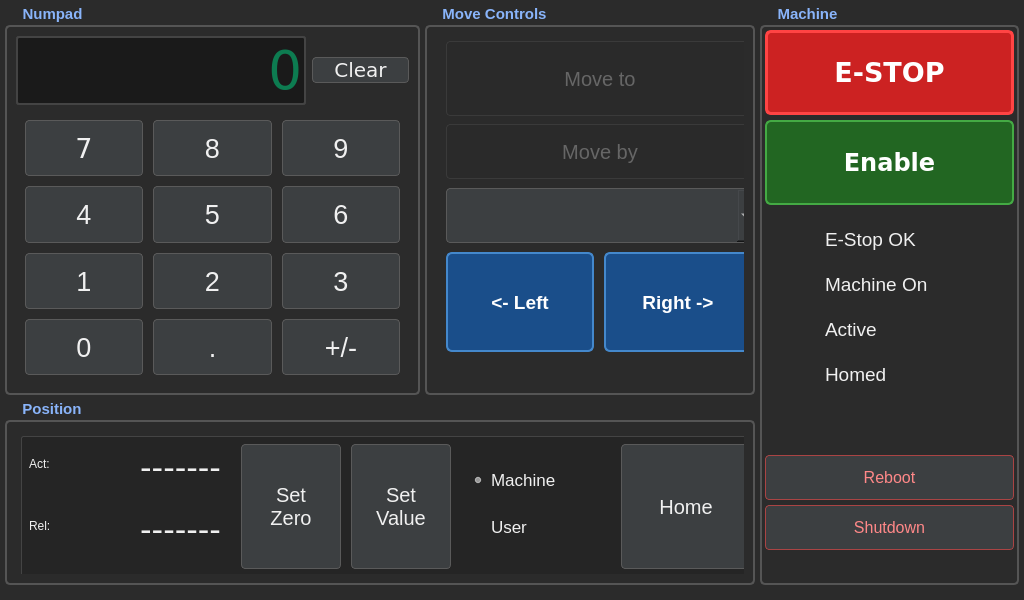
Qt form linuxcnc/table_saw/table_saw.ui (andyalexander/electronic_table_saw) before a commit.
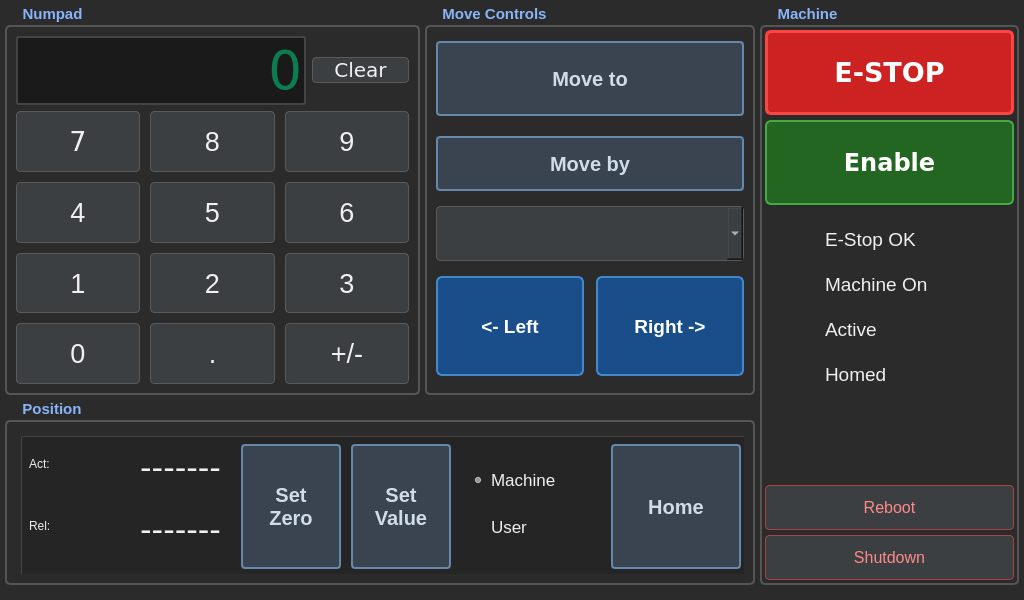
The same form after that commit. Custom widgets are drawn as their Qt base class.

Commit message: ui: dark theme layout and button styling fixes

```diff
--- a/linuxcnc/table_saw/table_saw.ui
+++ b/linuxcnc/table_saw/table_saw.ui
@@ -38,6 +38,8 @@
 QPushButton { background-color: #3c3f41; color: #f0f0f0; border: 1px solid #5a5a5a; border-radius: 4px; }
 QPushButton:pressed { background-color: #4c5052; }
 QPushButton:disabled { background-color: #2a2a2a; color: #666666; border-color: #3a3a3a; }
+QPushButton#but_set_zero, QPushButton#but_set_current, QPushButton#but_home, QPushButton#but_fence_move_to, QPushButton#but_fence_move_by { background-color: #3a4450; color: #d0dde8; border: 2px solid #6688aa; border-radius: 4px; font-weight: bold; }
+QPushButton#but_set_zero:pressed, QPushButton#but_set_current:pressed, QPushButton#but_home:pressed, QPushButton#but_fence_move_to:pressed, QPushButton#but_fence_move_by:pressed { background-color: #4a5868; }
 QPushButton#but_estop { background-color: #cc2222; color: white; font-size: 20pt; font-weight: bold; border: 3px solid #ff4444; border-radius: 6px; }
 QPushButton#but_estop:pressed { background-color: #991111; }
 QPushButton#but_enable { background-color: #226622; color: white; font-size: 18pt; font-weight: bold; border: 2px solid #44aa44; border-radius: 6px; }
@@ -152,7 +154,6 @@
          </layout>
         </item>
         <item>
-         <widget class="QWidget" name="gridLayoutWidget">
           <layout class="QGridLayout" name="gridLayout">
            <property name="sizeConstraint">
             <enum>QLayout::SetDefaultConstraint</enum>
@@ -453,7 +454,6 @@
             </widget>
            </item>
           </layout>
-         </widget>
         </item>
        </layout>
       </widget>
@@ -489,7 +489,7 @@
           <widget class="PushButton" name="but_fence_move_to">
            <property name="geometry">
             <rect>
-             <x>10</x>
+             <x>0</x>
              <y>5</y>
              <width>308</width>
              <height>75</height>
@@ -507,8 +507,8 @@
           <widget class="PushButton" name="but_fence_move_by">
            <property name="geometry">
             <rect>
-             <x>10</x>
-             <y>88</y>
+             <x>0</x>
+             <y>100</y>
              <width>308</width>
              <height>55</height>
             </rect>
@@ -525,8 +525,8 @@
           <widget class="JogIncrements" name="jogincrements">
            <property name="geometry">
             <rect>
-             <x>10</x>
-             <y>152</y>
+             <x>0</x>
+             <y>170</y>
              <width>308</width>
              <height>55</height>
             </rect>
@@ -539,7 +539,7 @@
            </property>
            <property name="font">
             <font>
-             <pointsize>20</pointsize>
+             <pointsize>16</pointsize>
             </font>
            </property>
            <property name="currentText">
@@ -552,15 +552,17 @@
           <widget class="ActionButton" name="but_jog_left">
            <property name="geometry">
             <rect>
-             <x>10</x>
-             <y>216</y>
+             <x>0</x>
+             <y>240</y>
              <width>148</width>
              <height>100</height>
             </rect>
            </property>
            <property name="font">
             <font>
-             <pointsize>20</pointsize>
+             <pointsize>14</pointsize>
+             <weight>75</weight>
+             <bold>true</bold>
             </font>
            </property>
            <property name="text">
@@ -740,15 +742,17 @@
           <widget class="ActionButton" name="but_jog_right">
            <property name="geometry">
             <rect>
-             <x>168</x>
-             <y>216</y>
+             <x>160</x>
+             <y>240</y>
              <width>148</width>
              <height>100</height>
             </rect>
            </property>
            <property name="font">
             <font>
-             <pointsize>20</pointsize>
+             <pointsize>14</pointsize>
+             <weight>75</weight>
+             <bold>true</bold>
             </font>
            </property>
            <property name="text">
@@ -1111,7 +1115,7 @@
             </property>
             <property name="font">
              <font>
-              <pointsize>16</pointsize>
+              <pointsize>13</pointsize>
              </font>
             </property>
             <property name="text">
@@ -1135,7 +1139,7 @@
             </property>
             <property name="font">
              <font>
-              <pointsize>16</pointsize>
+              <pointsize>13</pointsize>
              </font>
             </property>
             <property name="text">
@@ -1148,7 +1152,7 @@
            <widget class="QPushButton" name="but_home">
             <property name="geometry">
              <rect>
-              <x>600</x>
+              <x>590</x>
               <y>8</y>
               <width>130</width>
               <height>125</height>
@@ -1759,7 +1763,7 @@
         <property name="geometry">
          <rect>
           <x>5</x>
-          <y>450</y>
+          <y>480</y>
           <width>249</width>
           <height>45</height>
          </rect>
@@ -1772,7 +1776,7 @@
         <property name="geometry">
          <rect>
           <x>5</x>
-          <y>500</y>
+          <y>530</y>
           <width>249</width>
           <height>45</height>
          </rect>
```
Left out of the diff: 33 changed lines with no effect on the pictures. Lines whose indentation alone changed are shown as unchanged. The commit also changes 1 other file.
